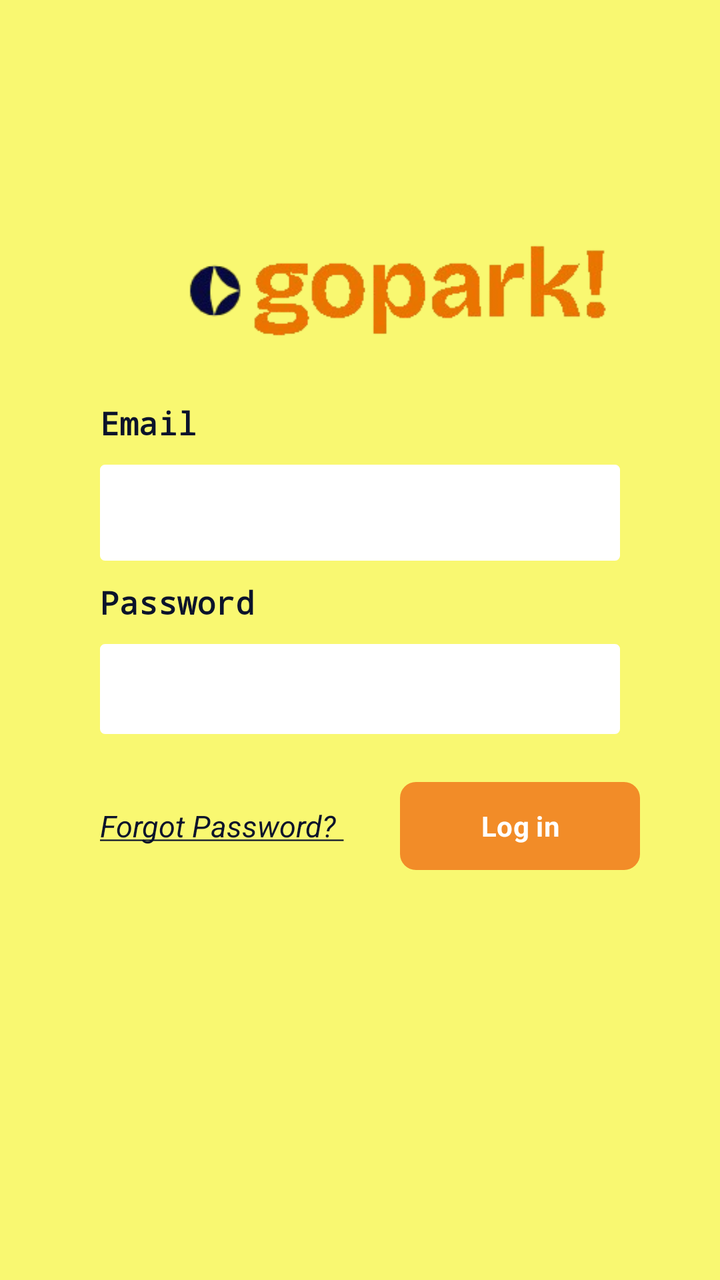
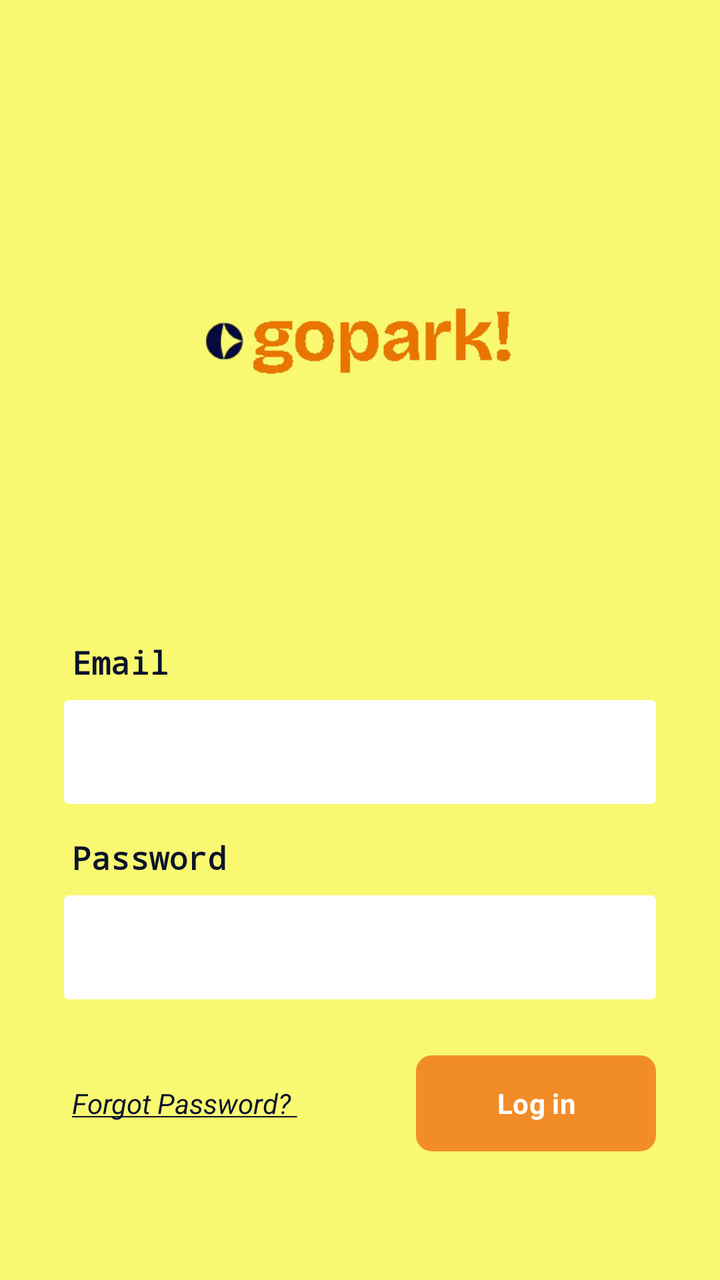

An Android layout rendered at two revisions. The XML below is the earlier revision; the diff shows what the commit changed to produce the second picture.
<!-- AndroidManifest.xml: application theme Theme.ThesisApplication -->
<!-- res/layout/activity_login.xml -->
<?xml version="1.0" encoding="utf-8"?>
<androidx.constraintlayout.widget.ConstraintLayout
    xmlns:android="http://schemas.android.com/apk/res/android"
    xmlns:app="http://schemas.android.com/apk/res-auto"
    android:id="@+id/main"
    android:layout_width="match_parent"
    android:layout_height="match_parent">

    <FrameLayout
        android:background="@color/background_yellow"
        android:layout_width="match_parent"
        android:layout_height="match_parent">

        <com.google.android.material.imageview.ShapeableImageView
            android:layout_width="300dp"
            android:layout_height="200dp"
            android:layout_gravity="top"
            android:layout_marginTop="45dp"
            android:background="@android:color/transparent"
            android:layout_marginStart="50dp"
            android:layout_marginEnd="10dp"
            android:src="@drawable/gopark_logo_transparent"
            android:scaleType="centerCrop" />

        <LinearLayout
            android:layout_gravity="center_vertical"
            android:layout_width="match_parent"
            android:layout_height="wrap_content"
            android:orientation="vertical"
            android:padding="30dp"
            android:layout_margin="10sp">

            <TextView
                android:id="@+id/login_email_label"
                android:layout_width="wrap_content"
                android:layout_height="wrap_content"
                android:text="Email"
                android:fontFamily="monospace"
                android:textColor="@color/brand_navy"
                android:layout_gravity="start"
                android:layout_marginLeft="10dp"
                android:textStyle="bold"
                android:textSize="16sp"/>

            <EditText
                android:id="@+id/login_input_email"
                android:layout_margin="10dp"
                android:layout_width="match_parent"
                android:layout_height="48dp"
                android:fontFamily="sans-serif"
                android:cursorVisible="true"
                android:padding="10sp"
                android:textColor="@color/brand_navy"
                android:background="@drawable/input_border" />

            <TextView
                android:id="@+id/login_password_label"
                android:layout_width="wrap_content"
                android:layout_height="wrap_content"
                android:text="Password"
                android:fontFamily="monospace"
                android:textColor="@color/brand_navy"
                android:layout_gravity="start"
                android:layout_marginLeft="10dp"
                android:textStyle="bold"
                android:textSize="16sp"/>

            <EditText
                android:id="@+id/login_input_password"
                android:layout_margin="10dp"
                android:layout_width="match_parent"
                android:layout_height="45dp"
                android:cursorVisible="true"
                android:padding="10sp"
                android:fontFamily="sans-serif"
                android:inputType="textPassword"
                android:textColor="@color/brand_navy"
                android:background="@drawable/input_border"/>

            <LinearLayout
                android:layout_gravity="center"
                android:layout_width="match_parent"
                android:layout_height="wrap_content"
                android:orientation="horizontal"
                android:layout_marginTop="10dp"
                android:gravity="center_vertical">

                <TextView
                    android:id="@+id/forgot_password_link"
                    android:layout_width="wrap_content"
                    android:layout_height="wrap_content"
                    android:text="@string/forgot_password"
                    android:textSize="15sp"
                    android:textColor="@color/brand_navy"
                    android:fontFamily="sans-serif"
                    android:layout_marginLeft="10dp"
                    android:textStyle="italic"
                    android:linksClickable="true" />

                <Space
                    android:layout_width="0dp"
                    android:layout_height="wrap_content"
                    android:layout_weight="1"/>

                <com.google.android.material.button.MaterialButton
                    android:id="@+id/login_button"
                    android:layout_width="120dp"
                    android:layout_height="52dp"
                    android:layout_gravity="end"
                    app:backgroundTint="@color/brand_orange"
                    android:fontFamily="sans-serif"
                    android:text="Log in"
                    android:textColor="@color/white"
                    android:textStyle="bold"
                    app:cornerRadius="8dp" />

            </LinearLayout>
        </LinearLayout>

        <include layout="@layout/layout_notification" />
        <include layout="@layout/layout_loader" />
    </FrameLayout>
</androidx.constraintlayout.widget.ConstraintLayout>
<!-- res/layout/layout_notification.xml (included above) -->
<?xml version="1.0" encoding="utf-8"?>
<LinearLayout
    xmlns:android="http://schemas.android.com/apk/res/android"
    android:id="@+id/custom_notification"
    android:layout_width="match_parent"
    android:layout_height="wrap_content"
    android:layout_gravity="top"
    android:layout_margin="20dp"
    android:elevation="10dp"
    android:orientation="horizontal"
    android:alpha="0"
    android:translationY="-150dp">

    <View
        android:id="@+id/notif_border"
        android:layout_width="5dp"
        android:layout_height="match_parent"
        android:background="#2E7D32" />

    <LinearLayout
        android:id="@+id/notif_body"
        android:layout_width="match_parent"
        android:layout_height="wrap_content"
        android:background="#4CAF50"
        android:orientation="horizontal"
        android:padding="15dp"
        android:gravity="center_vertical">

        <TextView
            android:id="@+id/notif_icon"
            android:layout_width="wrap_content"
            android:layout_height="wrap_content"
            android:layout_marginEnd="12dp"
            android:text="✓"
            android:textColor="@android:color/white"
            android:textSize="18sp"
            android:textStyle="bold" />

        <TextView
            android:id="@+id/notif_message"
            android:layout_width="wrap_content"
            android:layout_height="wrap_content"
            android:text="Message"
            android:textColor="@android:color/white"
            android:textSize="16sp" />
    </LinearLayout>
</LinearLayout>
<!-- res/layout/layout_loader.xml (included above) -->
<?xml version="1.0" encoding="utf-8"?>
<FrameLayout xmlns:android="http://schemas.android.com/apk/res/android"
    android:id="@+id/loading_overlay"
    android:layout_width="match_parent"
    android:layout_height="match_parent"
    android:background="@android:color/transparent"
    android:clickable="true"
    android:focusable="true"
    android:elevation="20dp"
    android:visibility="gone">

    <LinearLayout
        android:layout_width="wrap_content"
        android:layout_height="wrap_content"
        android:layout_gravity="center"
        android:gravity="center"
        android:orientation="vertical">

        <ProgressBar
            android:layout_width="50dp"
            android:layout_height="50dp"
            android:indeterminateTint="@color/brand_navy" />

        <TextView
            android:id="@+id/loading_text"
            android:layout_width="wrap_content"
            android:layout_height="wrap_content"
            android:layout_marginTop="15dp"
            android:text="Loading..."
            android:textColor="@color/brand_navy"
            android:textSize="18sp"
            android:textStyle="bold" />
    </LinearLayout>
</FrameLayout>
<!-- resources referenced by this layout -->
<resources>
  <color name="background_yellow">#F9F871</color>
  <color name="brand_navy">#0B132B</color>
  <color name="brand_orange">#F28C28</color>
  <color name="white">#FFFFFFFF</color>
  <!-- drawable gopark_logo_transparent: png bitmap (drawable, 28571 bytes) -->
  <!-- drawable input_border (drawable) -->
  <?xml version="1.0" encoding="utf-8"?>
  <shape xmlns:android="http://schemas.android.com/apk/res/android"
      android:shape="rectangle">
  
      
      <solid android:color="@android:color/white" />
  
      
      <stroke
          android:width="1dp"
          android:color="#FFFFFF" />
  
      
      <corners android:radius="2dp" />
  
  </shape>
  <string name="forgot_password"><u>Forgot Password? <a href="www.google.com" /></u></string>
  <style name="Theme.ThesisApplication" parent="Base.Theme.ThesisApplication" />
  <style name="Base.Theme.ThesisApplication" parent="Theme.Material3.DayNight.NoActionBar">
          
          
      </style>
</resources>

<!-- the commit's change to res/layout/activity_login.xml (unified diff, before → after) -->
@@ -11,24 +11,21 @@
         android:layout_width="match_parent"
         android:layout_height="match_parent">
 
-        <com.google.android.material.imageview.ShapeableImageView
-            android:layout_width="300dp"
-            android:layout_height="200dp"
-            android:layout_gravity="top"
-            android:layout_marginTop="45dp"
-            android:background="@android:color/transparent"
-            android:layout_marginStart="50dp"
-            android:layout_marginEnd="10dp"
-            android:src="@drawable/gopark_logo_transparent"
-            android:scaleType="centerCrop" />
-
         <LinearLayout
-            android:layout_gravity="center_vertical"
             android:layout_width="match_parent"
-            android:layout_height="wrap_content"
+            android:layout_height="match_parent"
             android:orientation="vertical"
-            android:padding="30dp"
-            android:layout_margin="10sp">
+            android:paddingHorizontal="32dp"
+            android:gravity="center_vertical">
+
+            <com.google.android.material.imageview.ShapeableImageView
+                android:layout_width="220dp"
+                android:layout_height="wrap_content"
+                android:layout_gravity="center_horizontal"
+                android:layout_marginBottom="40dp"
+                android:background="@android:color/transparent"
+                android:src="@drawable/gopark_logo_transparent"
+                android:adjustViewBounds="true" />
 
             <TextView
                 android:id="@+id/login_email_label"
@@ -37,19 +34,19 @@
                 android:text="Email"
                 android:fontFamily="monospace"
                 android:textColor="@color/brand_navy"
-                android:layout_gravity="start"
-                android:layout_marginLeft="10dp"
+                android:layout_marginStart="4dp"
                 android:textStyle="bold"
                 android:textSize="16sp"/>
 
             <EditText
                 android:id="@+id/login_input_email"
-                android:layout_margin="10dp"
+                android:layout_marginTop="8dp"
+                android:layout_marginBottom="16dp"
                 android:layout_width="match_parent"
-                android:layout_height="48dp"
+                android:layout_height="52dp"
                 android:fontFamily="sans-serif"
                 android:cursorVisible="true"
-                android:padding="10sp"
+                android:paddingHorizontal="16dp"
                 android:textColor="@color/brand_navy"
                 android:background="@drawable/input_border" />
 
@@ -60,29 +57,27 @@
                 android:text="Password"
                 android:fontFamily="monospace"
                 android:textColor="@color/brand_navy"
-                android:layout_gravity="start"
-                android:layout_marginLeft="10dp"
+                android:layout_marginStart="4dp"
                 android:textStyle="bold"
                 android:textSize="16sp"/>
 
             <EditText
                 android:id="@+id/login_input_password"
-                android:layout_margin="10dp"
+                android:layout_marginTop="8dp"
+                android:layout_marginBottom="24dp"
                 android:layout_width="match_parent"
-                android:layout_height="45dp"
+                android:layout_height="52dp"
                 android:cursorVisible="true"
-                android:padding="10sp"
+                android:paddingHorizontal="16dp"
                 android:fontFamily="sans-serif"
                 android:inputType="textPassword"
                 android:textColor="@color/brand_navy"
                 android:background="@drawable/input_border"/>
 
             <LinearLayout
-                android:layout_gravity="center"
                 android:layout_width="match_parent"
                 android:layout_height="wrap_content"
                 android:orientation="horizontal"
-                android:layout_marginTop="10dp"
                 android:gravity="center_vertical">
 
                 <TextView
@@ -90,10 +85,10 @@
                     android:layout_width="wrap_content"
                     android:layout_height="wrap_content"
                     android:text="@string/forgot_password"
-                    android:textSize="15sp"
+                    android:textSize="14sp"
                     android:textColor="@color/brand_navy"
                     android:fontFamily="sans-serif"
-                    android:layout_marginLeft="10dp"
+                    android:layout_marginStart="4dp"
                     android:textStyle="italic"
                     android:linksClickable="true" />
 
@@ -105,8 +100,7 @@
                 <com.google.android.material.button.MaterialButton
                     android:id="@+id/login_button"
                     android:layout_width="120dp"
-                    android:layout_height="52dp"
-                    android:layout_gravity="end"
+                    android:layout_height="56dp"
                     app:backgroundTint="@color/brand_orange"
                     android:fontFamily="sans-serif"
                     android:text="Log in"
